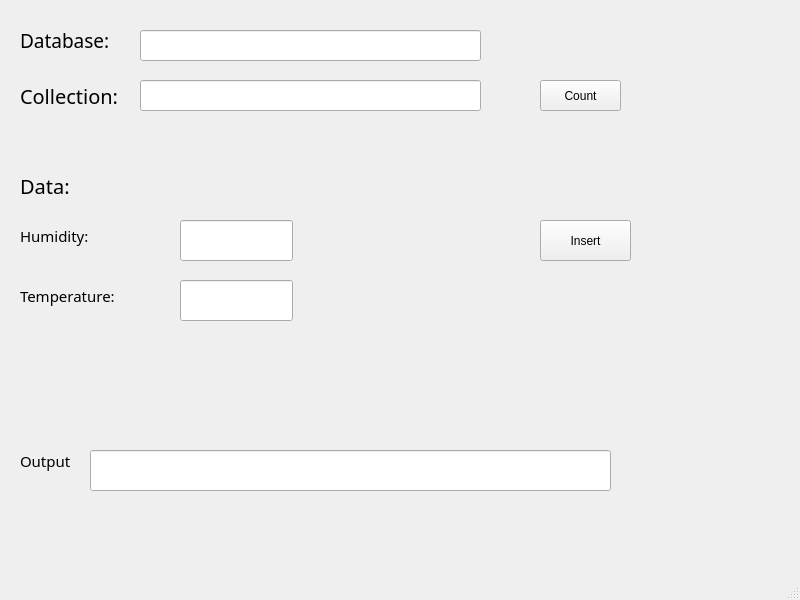
Old version of the form MongoDB/Client/ui_mainwindow.ui in the repository KMS-TEAM/Training_Project.
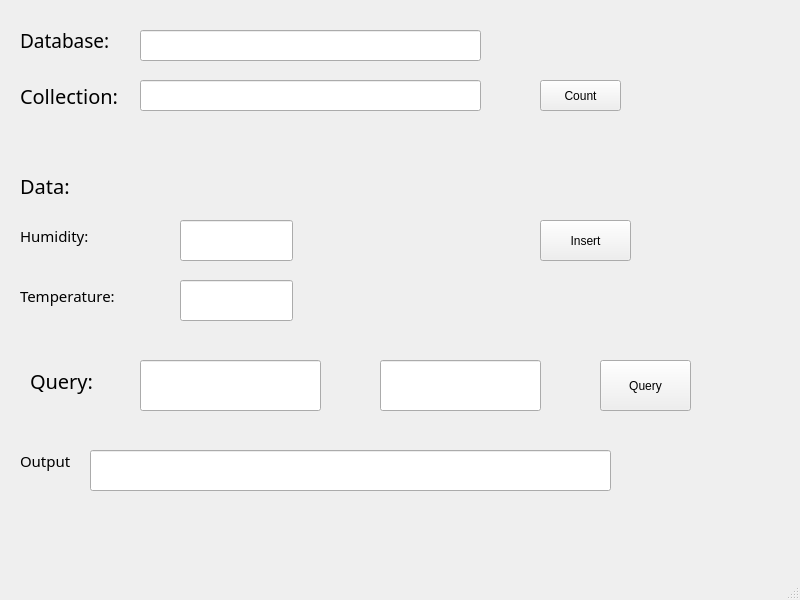
New version of the form. Icons and pictures are not drawn.

Commit message: update query button

Diff of the .ui file:
```diff
--- a/MongoDB/Client/ui_mainwindow.ui
+++ b/MongoDB/Client/ui_mainwindow.ui
@@ -208,6 +208,58 @@
      </rect>
     </property>
    </widget>
+   <widget class="QLabel" name="queryLabel">
+    <property name="geometry">
+     <rect>
+      <x>30</x>
+      <y>360</y>
+      <width>91</width>
+      <height>41</height>
+     </rect>
+    </property>
+    <property name="font">
+     <font>
+      <family>Segoe Print</family>
+      <pointsize>15</pointsize>
+     </font>
+    </property>
+    <property name="text">
+     <string>Query:</string>
+    </property>
+   </widget>
+   <widget class="QLineEdit" name="dateInput">
+    <property name="geometry">
+     <rect>
+      <x>140</x>
+      <y>360</y>
+      <width>181</width>
+      <height>51</height>
+     </rect>
+    </property>
+   </widget>
+   <widget class="QLineEdit" name="timeInput">
+    <property name="geometry">
+     <rect>
+      <x>380</x>
+      <y>360</y>
+      <width>161</width>
+      <height>51</height>
+     </rect>
+    </property>
+   </widget>
+   <widget class="QPushButton" name="queryButton">
+    <property name="geometry">
+     <rect>
+      <x>600</x>
+      <y>360</y>
+      <width>91</width>
+      <height>51</height>
+     </rect>
+    </property>
+    <property name="text">
+     <string>Query</string>
+    </property>
+   </widget>
   </widget>
   <widget class="QMenuBar" name="menubar">
    <property name="geometry">
```
The commit also changes 2 other files.
